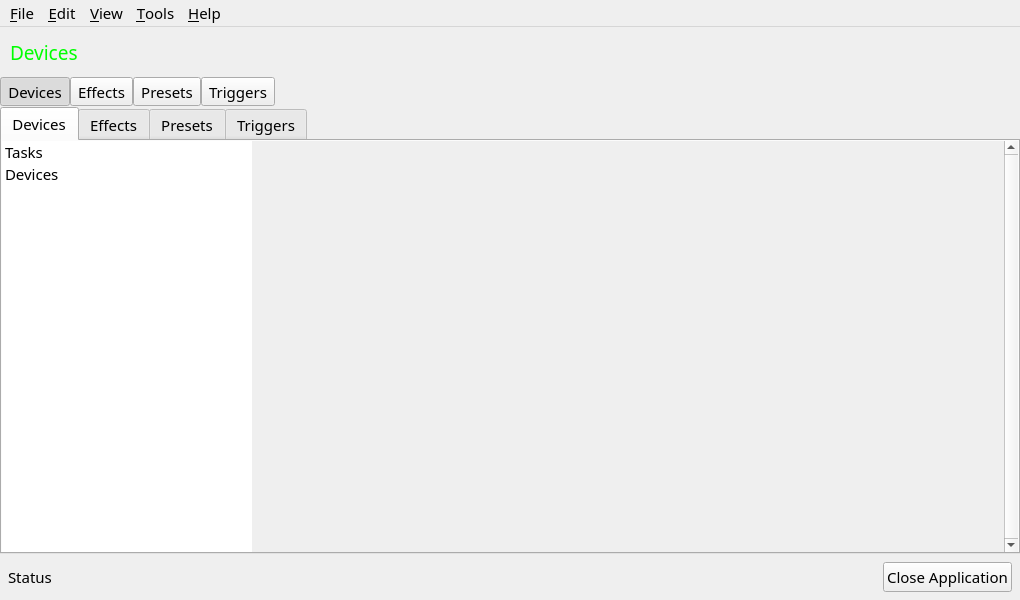
Qt form data/qt/main.ui (polychromatic/polychromatic) before a commit.
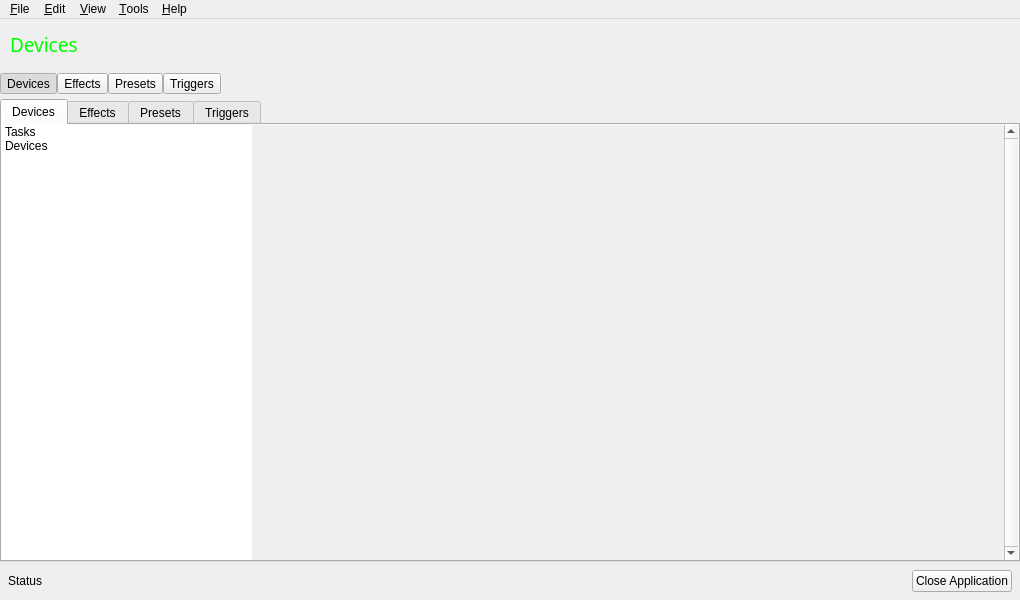
The same form after that commit. Icons and pictures are not drawn.

Commit message:
controller: Fix fonts for native theme
- Main Window: Don't force "Play" font
- Editor: "Play" required for keyboard labels

```diff
--- a/data/qt/main.ui
+++ b/data/qt/main.ui
@@ -10,12 +10,6 @@
     <height>600</height>
    </rect>
   </property>
-  <property name="font">
-   <font>
-    <family>Play</family>
-    <pointsize>11</pointsize>
-   </font>
-  </property>
   <property name="windowTitle">
    <string>Polychromatic</string>
   </property>
```
The commit also changes 1 other file.
